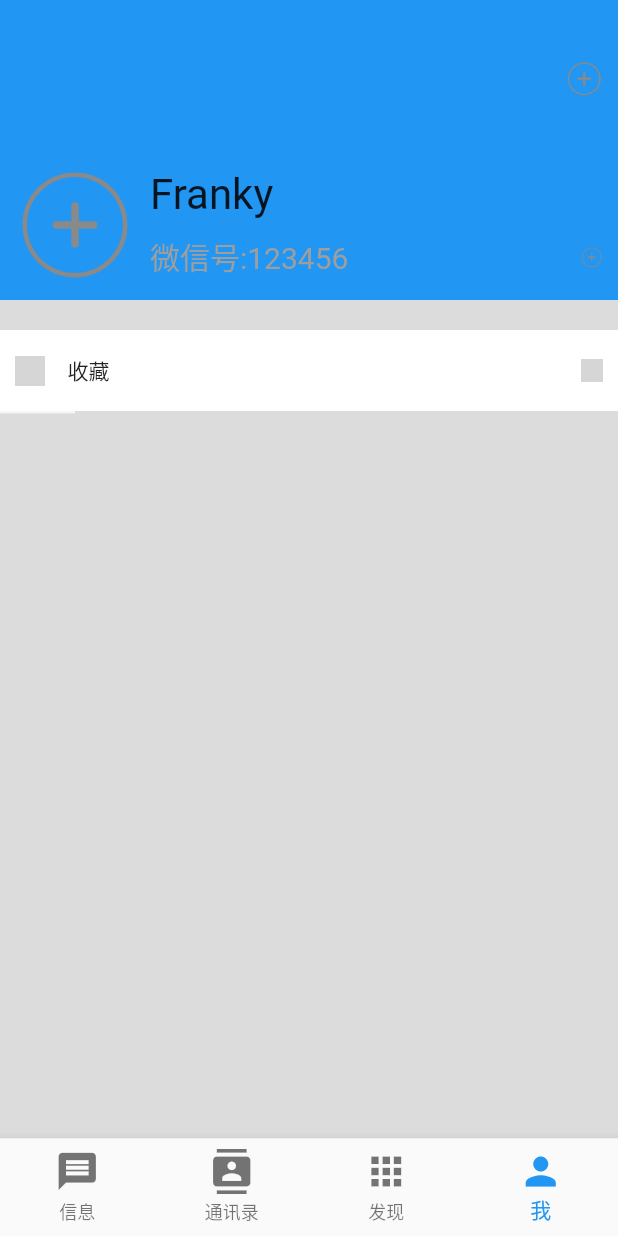
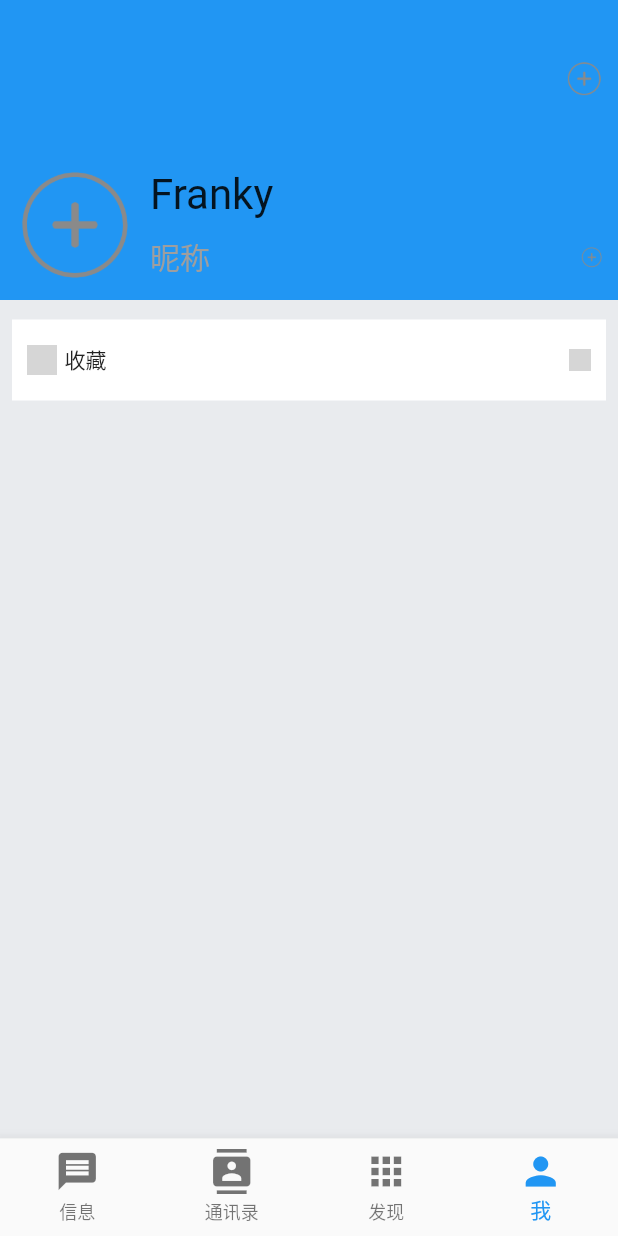
Before and after one commit to liaozhimingandy/welinkapp, a Flutter app: the screen it shows after launch, item 4 of the bottom bar chosen, on a phone screen of 412 x 824 dp. Run offline on Flutter 3.47's test engine with Material 2 defaults, Android fonts, the phone set to English and light mode, and no system bars; network calls fail; grey boxes are pictures that could not be loaded.

Commit message:
1.优化部分功能;

```diff
--- a/lib/pages/const.dart
+++ b/lib/pages/const.dart
@@ -3,7 +3,7 @@ import 'dart:math';
 import 'package:flutter/material.dart';
 
 // 主题色
-const Color themeColor = Color.fromRGBO(220, 220, 220, 1.0);
+const Color themeColor = Color.fromRGBO(233,235,238, 1.0);
 
 // 屏幕宽
 double screenWidth(BuildContext context) {
--- a/lib/pages/discover/discover_cell.dart
+++ b/lib/pages/discover/discover_cell.dart
@@ -17,10 +17,10 @@ class DiscoverCell extends StatefulWidget {
   }) : super(key: key);
 
   @override
-  _DiscoverCellState createState() => _DiscoverCellState();
+  DiscoverCellState createState() => DiscoverCellState();
 }
 
-class _DiscoverCellState extends State<DiscoverCell> {
+class DiscoverCellState extends State<DiscoverCell> {
   Color _backgroundColor = Colors.white;
 
   @override
@@ -48,7 +48,8 @@ class _DiscoverCellState extends State<DiscoverCell> {
         });
       },
       child: Container(
-        padding: EdgeInsets.all(10),
+        padding: const EdgeInsets.all(10),
+        margin: const EdgeInsets.all(8),
         color: _backgroundColor,
         height: 54,
         child: Row(
@@ -62,7 +63,7 @@ class _DiscoverCellState extends State<DiscoverCell> {
                     width: 20,
                   ),
                   SizedBox(
-                    width: 15,
+                    width: 5,
                   ),
                   Text(widget.title),
                 ],
@@ -73,7 +74,7 @@ class _DiscoverCellState extends State<DiscoverCell> {
                 children: [
                   Text(
                     widget.subTitle == null ? '' : '${widget.subTitle}',
-                    style: TextStyle(color: Colors.grey, fontSize: 13),
+                    style: const TextStyle(color: Colors.grey, fontSize: 13),
                   ),
                   widget.subImageName == null
                       ? Container()
@@ -81,7 +82,7 @@ class _DiscoverCellState extends State<DiscoverCell> {
                           image: AssetImage(widget.subImageName!),
                           width: 15,
                         ),
-                  Image(
+                 const Image(
                     image: AssetImage('images/icon_right.png'),
                     width: 15,
                   )
--- a/lib/pages/me/me_page.dart
+++ b/lib/pages/me/me_page.dart
@@ -1,15 +1,18 @@
 import 'package:flutter/material.dart';
+import 'package:welinkapp/pages/const.dart';
 import 'package:welinkapp/pages/discover/discover_cell.dart';
 
 class MePage extends StatefulWidget {
   const MePage({Key? key}) : super(key: key);
 
   @override
-  _MePageState createState() => _MePageState();
+  MePageState createState() => MePageState();
 }
 
-class _MePageState extends State<MePage>
+class MePageState extends State<MePage>
     with AutomaticKeepAliveClientMixin<MePage> {
+
+   // 头像组件
   Widget _headerCell() {
     /// 头部组件
     return Container(
@@ -54,7 +57,7 @@ class _MePageState extends State<MePage>
                           mainAxisAlignment: MainAxisAlignment.spaceBetween,
                           children: const [
                             Text(
-                              '微信号:123456',
+                              '昵称',
                               style:
                                   TextStyle(fontSize: 20, color: Colors.grey),
                             ),
@@ -82,12 +85,13 @@ class _MePageState extends State<MePage>
   @override
   Widget build(BuildContext context) {
     super.build(context);
+
     return Scaffold(
-        body: Container(
-      child: Stack(
+      body: Container(
+        child: Stack(
         children: [
           Container(
-            color: const Color.fromRGBO(220, 220, 220, 1.0),
+            color: themeColor,
             child: MediaQuery.removePadding(
                 context: context,
                 removeTop: true,
@@ -95,49 +99,11 @@ class _MePageState extends State<MePage>
                   children: [
                     _headerCell(),
                     const SizedBox(
-                      height: 10,
-                    ),
-                    // const DiscoverCell(
-                    //     title: '支付', imageName: 'images/icon_right.png'),
-                    const SizedBox(
-                      height: 10,
+                      height: 5,
                     ),
                     const DiscoverCell(
                         title: '收藏', imageName: 'images/icon_right.png'),
-                    Row(
-                      children: [
-                        Container(
-                          color: Colors.white,
-                          width: 50,
-                          height: 0.5,
-                        )
-                      ],
-                    ),
-                    // DiscoverCell(title: '相册', imageName: 'assets/images/more.png'),
-                    Row(
-                      children: [
-                        Container(
-                          color: Colors.white,
-                          width: 50,
-                          height: 0.5,
-                        )
-                      ],
-                    ),
-                    // DiscoverCell(title: '卡包', imageName: 'images/微信卡包.png'),
-                    Row(
-                      children: [
-                        Container(
-                          color: Colors.white,
-                          width: 50,
-                          height: 0.5,
-                        )
-                      ],
-                    ),
-                    // DiscoverCell(title: '表情', imageName: 'images/微信表情.png'),
-                    const SizedBox(
-                      height: 10,
-                    ),
-                    // DiscoverCell(title: '设置', imageName: 'images/微信设置.png'),
+
                   ],
                 )),
           ),
```
